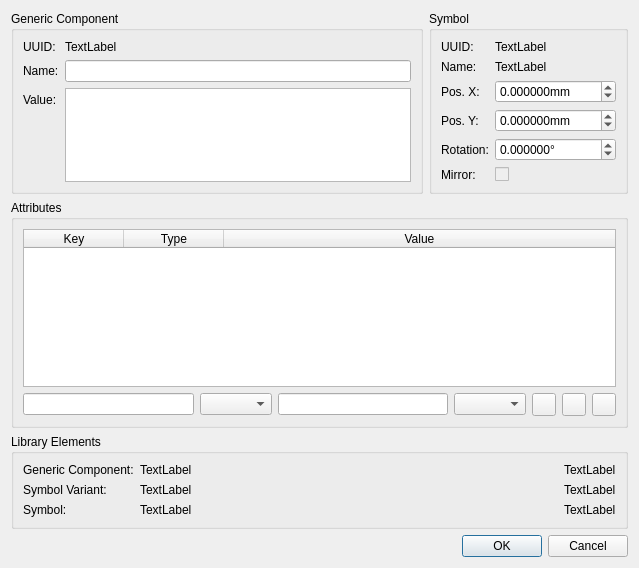
The window that libs/librepcbprojecteditor/schematiceditor/symbolinstancepropertiesdialog.ui (LibrePCB/LibrePCB) describes before a commit, drawn with Qt 5.
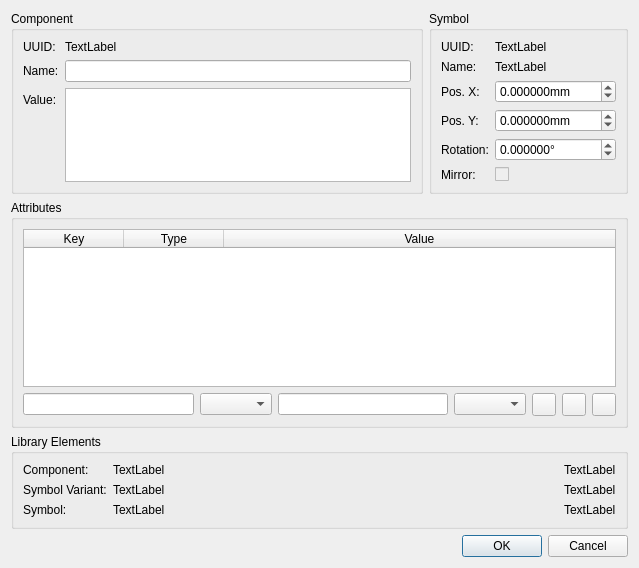
The same window after the commit. Icons and pictures are not drawn.

```diff
--- a/libs/librepcbprojecteditor/schematiceditor/symbolinstancepropertiesdialog.ui
+++ b/libs/librepcbprojecteditor/schematiceditor/symbolinstancepropertiesdialog.ui
@@ -248,7 +248,7 @@
            </sizepolicy>
           </property>
           <property name="text">
-           <string>Generic Component:</string>
+           <string>Component:</string>
           </property>
          </widget>
         </item>
@@ -376,7 +376,7 @@
         </sizepolicy>
        </property>
        <property name="title">
-        <string>Generic Component</string>
+        <string>Component</string>
        </property>
        <layout class="QFormLayout" name="formLayout">
         <property name="fieldGrowthPolicy">
```
Left out of the diff: 16 changed lines with no effect on the pictures.
